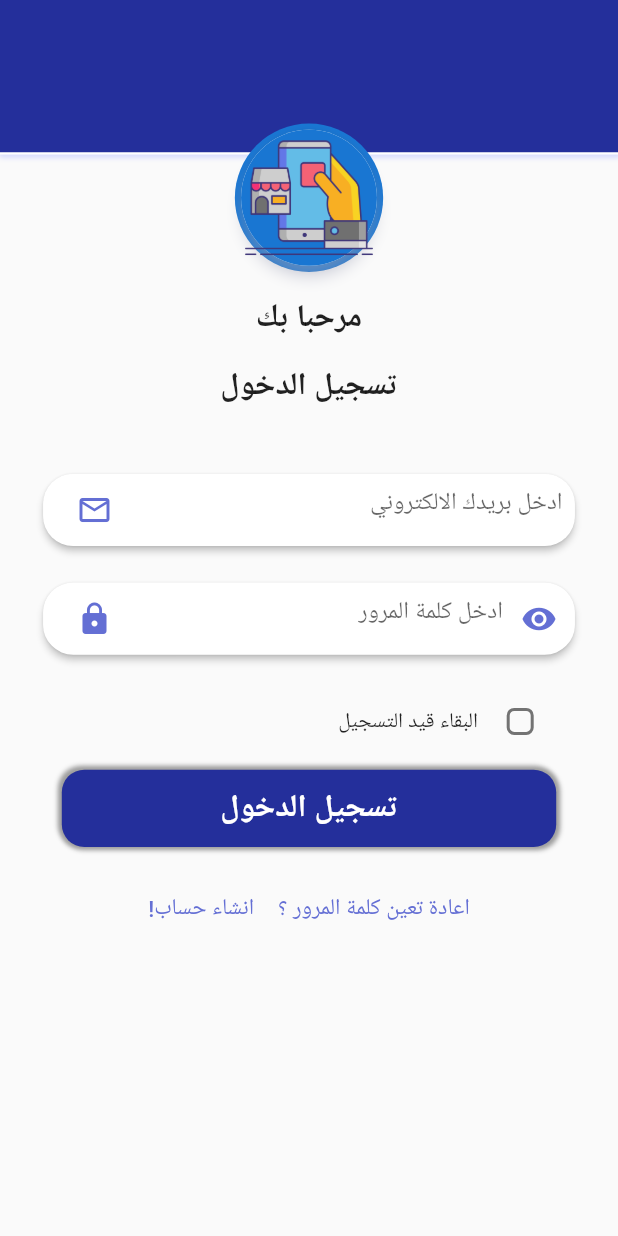
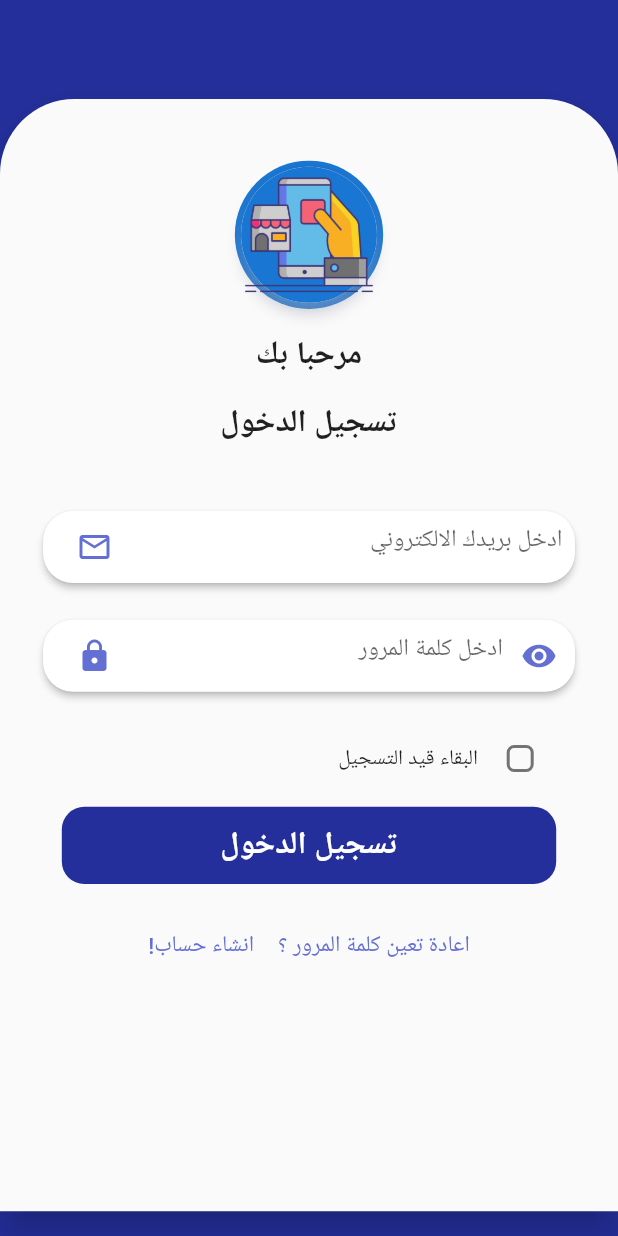
Before and after one commit to abdo6400/JamalaShoppingApp, a Flutter app: the SignScreen screen opened directly, on a phone screen of 412 x 824 dp. Run offline on Flutter 3.47's test engine with Material 2 defaults, Android fonts, the phone set to English and light mode, and no system bars; our stand-ins replace carousel_slider, firebase_auth, firebase_core, firebase_dynamic_links, flutter_spinkit, flutter_svg and 5 more; missing offline and left inert: search_page; accounts and stored records are empty; network calls fail; project files that could hold a hidden picture were left out.

Commit message:
sixth commit

```diff
--- a/lib/screens/main_screen.dart
+++ b/lib/screens/main_screen.dart
@@ -195,7 +195,7 @@ class _MainScreenState extends State<MainScreen> {
                       return const progressDialog(mssage: "Loading . . .");
                     } else {
                       return Container(
-                        height: size.height * 0.85,
+                        height: size.height * 0.8,
                         width: size.width,
                         child: ListView(
                           children: [
@@ -273,7 +273,7 @@ class _MainScreenState extends State<MainScreen> {
                               height: size.height * 0.15,
                               child: SectionsListView(),
                             ),
-                            Card(
+                            Container(
                               child: Padding(
                                 padding: EdgeInsets.symmetric(
                                     horizontal: size.width * 0.05),
@@ -288,6 +288,7 @@ class _MainScreenState extends State<MainScreen> {
                                     ),
                                     Icon(
                                       Icons.star,
+                                      color: Colors.amber,
                                     ),
                                   ],
                                 ),),
@@ -296,7 +297,6 @@ class _MainScreenState extends State<MainScreen> {
                                     left: 0.0,
                                     right: 0.0,
                                     bottom: size.height * 0.01),
-                              elevation: 2.0,
                             ),
                             ItemSection(),
                           ],
--- a/lib/screens/sign_screen.dart
+++ b/lib/screens/sign_screen.dart
@@ -144,52 +144,29 @@ class _SignFormState extends State<SignForm> {
   @override
   Widget build(BuildContext context) {
     final size = MediaQuery.of(context).size;
-    return Stack(
+    return Container(
+      height: size.height,
+      width: size.width,
+      color: Theme.of(context).primaryColor,
+      child: Stack(
         children: [
-        AnimatedContainer(
-          duration: Duration(milliseconds: 50),
-          curve: Curves.slowMiddle,
-          height: _authMode == AuthMode.SignIn
-              ? size.height * 0.125
-              : size.height * 0.1,
+          Positioned(
+            top: size.height*0.08,
+              child:
+           Material(
+             elevation: 10.0,
+             shadowColor: Theme.of(context).primaryColor,
+             shape: RoundedRectangleBorder(
+               borderRadius: BorderRadius.only(topLeft: Radius.circular(50),topRight: Radius.circular(50))
+             ),
+             child: Container(
+               height: size.height*0.9,
                width: size.width,
+                padding: EdgeInsets.only(top: size.height*0.05),
                 decoration: BoxDecoration(
-              color: Theme.of(context).primaryColor,
-              border: Border(bottom: BorderSide(width: 1.5,color: Colors.white)),
-              boxShadow: [
-                BoxShadow(
-                  offset: Offset(1, 1),
-                  blurRadius: 2,
-                  color: Theme.of(context).colorScheme.primary,
-                  spreadRadius: 1,
+                    borderRadius: BorderRadius.only(topLeft: Radius.circular(50),topRight: Radius.circular(50)),
                 ),
-                BoxShadow(
-                  offset: Offset(-1, -1),
-                  blurRadius: 2,
-                  color: Theme.of(context).colorScheme.primary,
-                  spreadRadius: 1,
-                )
-              ]),
-        ),
-        checkLogin
-            ? Padding(
-                padding: EdgeInsets.only(top: size.height * 0.03),
-                child: Align(
-                    alignment: Alignment.topCenter,
-                    child: const CircularProgressIndicator(
-                      color: Colors.white,
-                      strokeWidth: 2.0,
-                    )),
-              )
-            : Container(),
-        SingleChildScrollView(
-          child: Container(
-            padding: EdgeInsets.only(
-                top: _authMode == AuthMode.SignIn
-                    ? size.height * 0.1
-                    : size.height * 0.08),
                 child: Column(
-              mainAxisAlignment: MainAxisAlignment.end,
                   children: [
                     _authMode == AuthMode.SignIn
                         ? Column(
@@ -232,7 +209,7 @@ class _SignFormState extends State<SignForm> {
                             padding: EdgeInsets.only(right: size.width * 0.1),
                             child: Row(
                               mainAxisAlignment: MainAxisAlignment.end,
-                          crossAxisAlignment: CrossAxisAlignment.end,
+                              crossAxisAlignment: CrossAxisAlignment.center,
                               children: [
                                 const Text(
                                   "إنشاء حساب ",
@@ -663,20 +640,7 @@ class _SignFormState extends State<SignForm> {
                         decoration: BoxDecoration(
                             color: Theme.of(context).primaryColor,
                             borderRadius: BorderRadius.circular(15),
-                        boxShadow: [
-                          BoxShadow(
-                            offset: Offset(1, 1),
-                            blurRadius: 2,
-                            color: Colors.grey,
-                            spreadRadius: 1,
                          ),
-                          BoxShadow(
-                            offset: Offset(-1, -1),
-                            blurRadius: 2,
-                            color: Colors.grey,
-                            spreadRadius: 1,
-                          )
-                        ]),
                         child: Center(
                           child: Text(
                             _authMode != AuthMode.SignUp
@@ -755,8 +719,10 @@ class _SignFormState extends State<SignForm> {
                   ],
                 ),
               ),
+           ),
           )
         ],
+      ),
     );
   }
 }
--- a/lib/screens/splash_screen.dart
+++ b/lib/screens/splash_screen.dart
@@ -82,18 +82,6 @@ class _SplashScreenState extends State<SplashScreen> {
                         decoration: BoxDecoration(
                           color: Theme.of(context).primaryColor,
                           borderRadius: BorderRadius.circular(20),
-                            boxShadow: [
-                            BoxShadow(
-                            offset: Offset(1, 1),
-                            blurRadius: 2,
-                            color: Theme.of(context).colorScheme.secondary,
-                            spreadRadius: 1,),
-                            BoxShadow(
-                              offset: Offset(-1, -1),
-                              blurRadius: 2,
-                              color: Theme.of(context).colorScheme.secondary,
-                              spreadRadius: 1,)
-                          ]
                         ),
                         child: Center(child: Text("جمله",style: Theme.of(context).textTheme.headline1,)),
                       ),
--- a/lib/widgets/itemsection.dart
+++ b/lib/widgets/itemsection.dart
@@ -25,7 +25,7 @@ class _ItemSectionState extends State<ItemSection> {
   Widget build(BuildContext context) {
     final size = MediaQuery.of(context).size;
     return Container(
-      height: size.height * 0.3,
+      height: size.height * 0.28,
       child: ListView.separated(
         separatorBuilder: (ctx, index) {
           return SizedBox(
```
Lines whose indentation alone changed are shown as unchanged.
